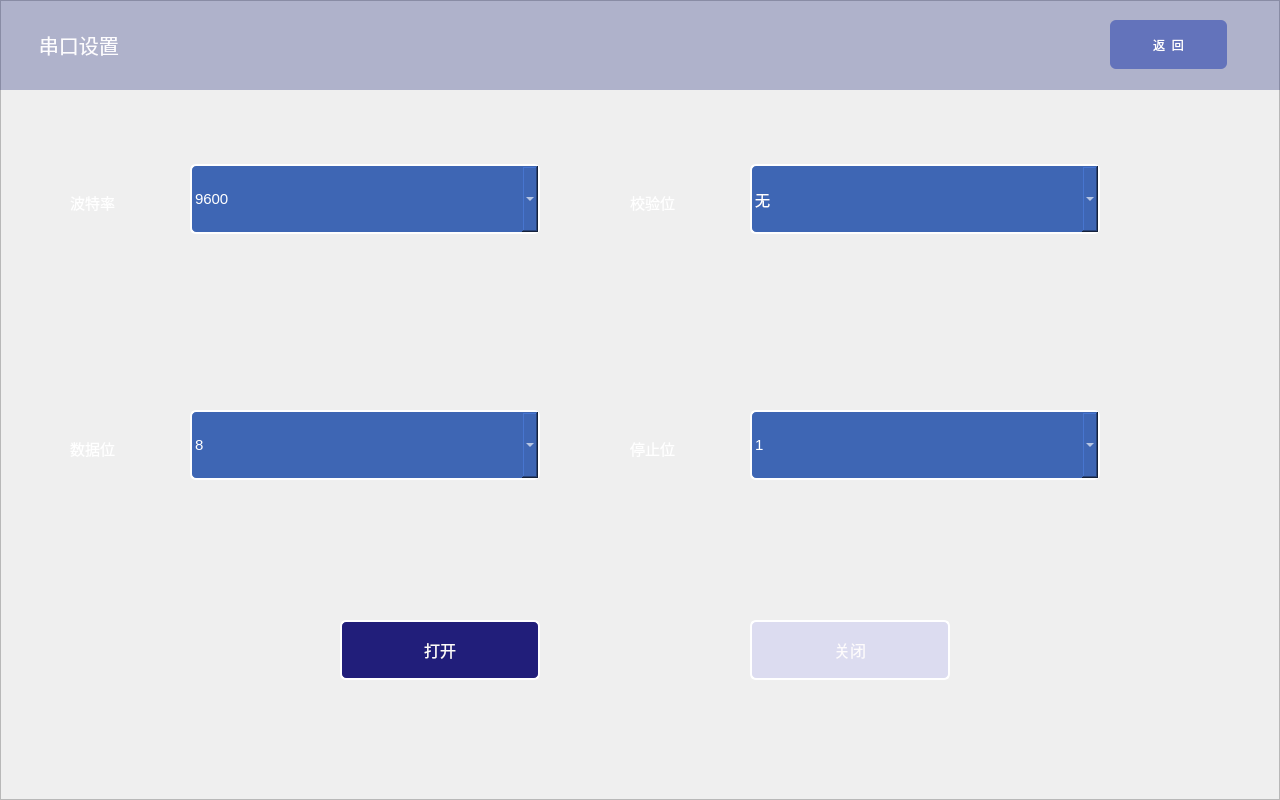
Above: serial.ui from thewayI/tiny4412 before the change. Below: the same form after it.
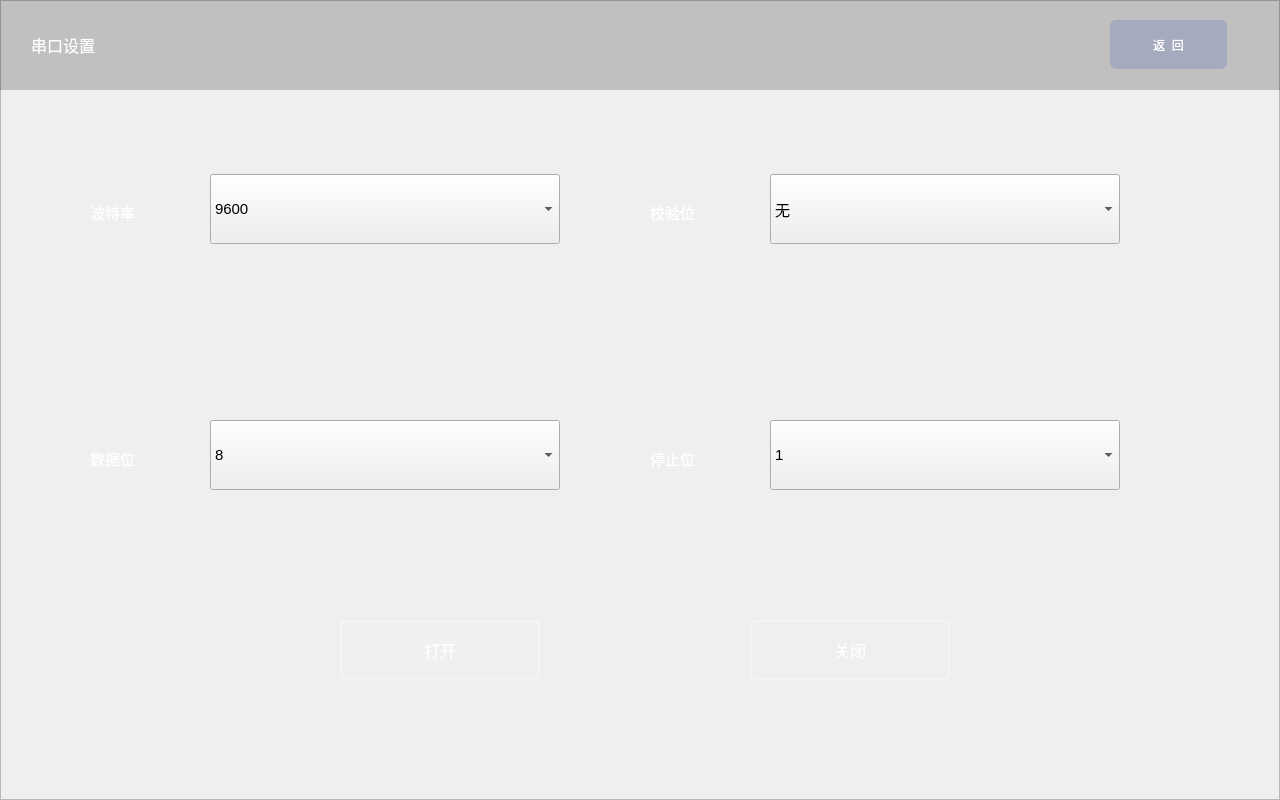
That is the form after the change. Icons and pictures are not drawn.

What changed in the file:
```diff
--- a/serial.ui
+++ b/serial.ui
@@ -21,8 +21,8 @@
   <widget class="QLabel" name="label_6">
    <property name="geometry">
     <rect>
-     <x>70</x>
-     <y>167</y>
+     <x>90</x>
+     <y>177</y>
      <width>100</width>
      <height>70</height>
     </rect>
@@ -53,8 +53,8 @@
   <widget class="QComboBox" name="parityComboBoxGPS">
    <property name="geometry">
     <rect>
-     <x>750</x>
-     <y>164</y>
+     <x>770</x>
+     <y>174</y>
      <width>350</width>
      <height>70</height>
     </rect>
@@ -65,13 +65,12 @@
     </font>
    </property>
    <property name="styleSheet">
-    <string notr="true">border-top-left-radius:6px;
-background-color: rgb(62, 102, 180);
-color: rgb(255, 255, 255);
+    <string notr="true">color: rgb(255, 255, 255);
+border:2px solid rgb(255, 255, 255);
+background-color: rgb(60, 116, 179);
+border-top-left-radius:6px;
 border-top-right-radius:6px;
-border-bottom-left-radius:6px;
-border-bottom-right-radius:6px;
-border:2px solid rgb(255, 255, 255);</string>
+QAbstractItemView::item { min-height: 70px; min-width: 290px;}</string>
    </property>
    <item>
     <property name="text">
@@ -92,8 +91,8 @@
   <widget class="QComboBox" name="dataBitsComboBoxGPS">
    <property name="geometry">
     <rect>
-     <x>190</x>
-     <y>410</y>
+     <x>210</x>
+     <y>420</y>
      <width>350</width>
      <height>70</height>
     </rect>
@@ -104,13 +103,12 @@
     </font>
    </property>
    <property name="styleSheet">
-    <string notr="true">border-top-left-radius:6px;
-background-color: rgb(62, 102, 180);
-color: rgb(255, 255, 255);
+    <string notr="true">color: rgb(255, 255, 255);
+border:2px solid rgb(255, 255, 255);
+background-color: rgb(60, 116, 179);
+border-top-left-radius:6px;
 border-top-right-radius:6px;
-border-bottom-left-radius:6px;
-border-bottom-right-radius:6px;
-border:2px solid rgb(255, 255, 255);</string>
+QAbstractItemView::item { min-height: 70px; min-width: 290px;}</string>
    </property>
    <property name="currentIndex">
     <number>3</number>
@@ -139,8 +137,8 @@
   <widget class="QLabel" name="label_9">
    <property name="geometry">
     <rect>
-     <x>70</x>
-     <y>413</y>
+     <x>90</x>
+     <y>423</y>
      <width>100</width>
      <height>70</height>
     </rect>
@@ -171,8 +169,8 @@
   <widget class="QLabel" name="label_11">
    <property name="geometry">
     <rect>
-     <x>630</x>
-     <y>413</y>
+     <x>650</x>
+     <y>423</y>
      <width>100</width>
      <height>70</height>
     </rect>
@@ -203,8 +201,8 @@
   <widget class="QLabel" name="label_10">
    <property name="geometry">
     <rect>
-     <x>630</x>
-     <y>167</y>
+     <x>650</x>
+     <y>177</y>
      <width>100</width>
      <height>70</height>
     </rect>
@@ -235,8 +233,8 @@
   <widget class="QComboBox" name="baudRateComboBoxGPS">
    <property name="geometry">
     <rect>
-     <x>190</x>
-     <y>164</y>
+     <x>210</x>
+     <y>174</y>
      <width>350</width>
      <height>70</height>
     </rect>
@@ -247,13 +245,12 @@
     </font>
    </property>
    <property name="styleSheet">
-    <string notr="true">border-top-left-radius:6px;
-background-color: rgb(62, 102, 180);
-color: rgb(255, 255, 255);
+    <string notr="true">color: rgb(255, 255, 255);
+border:2px solid rgb(255, 255, 255);
+background-color: rgb(60, 116, 179);
+border-top-left-radius:6px;
 border-top-right-radius:6px;
-border-bottom-left-radius:6px;
-border-bottom-right-radius:6px;
-border:2px solid rgb(255, 255, 255);</string>
+QAbstractItemView::item { min-height: 70px; min-width: 290px;}</string>
    </property>
    <property name="currentIndex">
     <number>12</number>
@@ -372,8 +369,8 @@
   <widget class="QComboBox" name="stopBitsComboBoxGPS">
    <property name="geometry">
     <rect>
-     <x>750</x>
-     <y>410</y>
+     <x>770</x>
+     <y>420</y>
      <width>350</width>
      <height>70</height>
     </rect>
@@ -384,13 +381,12 @@
     </font>
    </property>
    <property name="styleSheet">
-    <string notr="true">border-top-left-radius:6px;
-background-color: rgb(62, 102, 180);
-color: rgb(255, 255, 255);
+    <string notr="true">color: rgb(255, 255, 255);
+border:2px solid rgb(255, 255, 255);
+background-color: rgb(60, 116, 179);
+border-top-left-radius:6px;
 border-top-right-radius:6px;
-border-bottom-left-radius:6px;
-border-bottom-right-radius:6px;
-border:2px solid rgb(255, 255, 255);</string>
+QAbstractItemView::item { min-height: 70px; min-width: 290px;}</string>
    </property>
    <item>
     <property name="text">
@@ -423,14 +419,13 @@
     </font>
    </property>
    <property name="styleSheet">
-    <string notr="true">color: rgb(253, 251, 252);
-border:2px solid rgb(255, 255, 255);
-border-top-left-radius:6px;
-background-color: rgb(33, 30, 122);
+    <string notr="true">border-top-left-radius:6px;
+color: rgb(255, 255, 255);
+border:2px solid rgba(255, 255, 255,70);
+background-color: rgba(255, 255, 255, 20);
 border-top-right-radius:6px;
 border-bottom-left-radius:6px;
-border-bottom-right-radius:6px;
-</string>
+border-bottom-right-radius:6px;</string>
    </property>
    <property name="text">
     <string>打开</string>
@@ -451,14 +446,13 @@
     </font>
    </property>
    <property name="styleSheet">
-    <string notr="true">color: rgb(253, 251, 252);
-border:2px solid rgb(255, 255, 255);
-background-color: rgba(5, 4, 250, 20);
-border-top-left-radius:6px;
+    <string notr="true">border-top-left-radius:6px;
+color: rgb(255, 255, 255);
+border:2px solid rgba(255, 255, 255,70);
+background-color: rgba(255, 255, 255, 0);
 border-top-right-radius:6px;
 border-bottom-left-radius:6px;
-border-bottom-right-radius:6px;
-</string>
+border-bottom-right-radius:6px;</string>
    </property>
    <property name="text">
     <string>关闭</string>
@@ -509,7 +503,7 @@
    </property>
    <property name="styleSheet">
     <string notr="true">border-top-left-radius:6px;
-background-color: rgb(99, 115, 187);
+background-color: rgba(99, 115, 187,75);
 border-top-right-radius:6px;
 border-bottom-left-radius:6px;
 border-bottom-right-radius:6px;
@@ -533,12 +527,12 @@
    </property>
    <property name="font">
     <font>
-     <pointsize>15</pointsize>
+     <pointsize>12</pointsize>
     </font>
    </property>
    <property name="styleSheet">
     <string notr="true">color: rgb(253, 252, 254);
-background-color: rgba(34, 44, 125,80);
+background-color: rgba(05, 02, 04,50);
 </string>
    </property>
    <property name="text">
```
Left out of the diff: 2 changed lines with no effect on the pictures.
